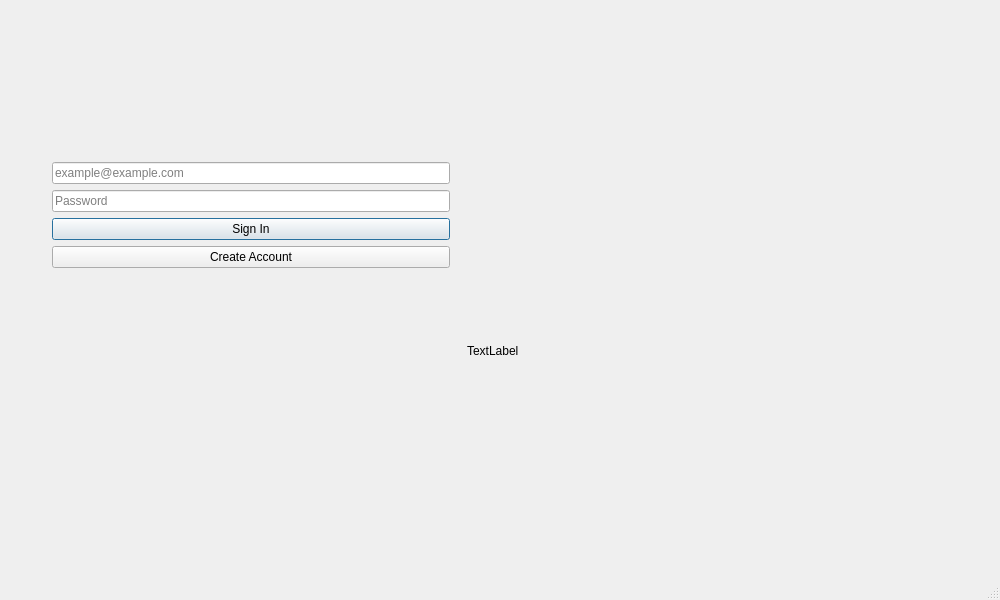
This is forms/LoginWindow.ui in HyprSpark/Social-Media as Qt 5 draws it before an edit. The edited form follows.
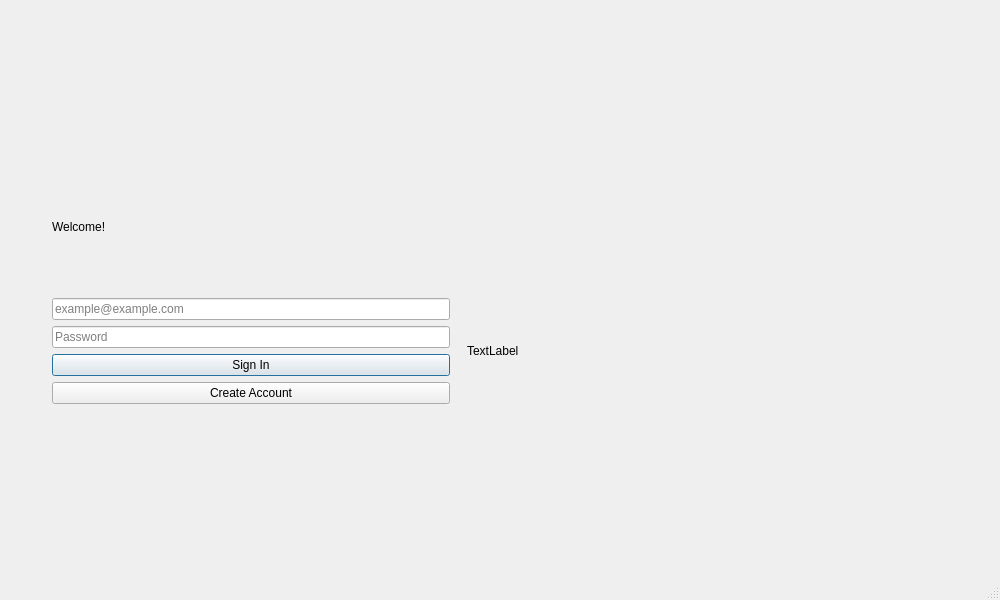
This is the edited form.

Commit message: Added functioning account adding and login features

Diff of the .ui file:
```diff
--- a/forms/LoginWindow.ui
+++ b/forms/LoginWindow.ui
@@ -66,6 +66,16 @@
         </size>
        </property>
        <layout class="QVBoxLayout" name="verticalLayout">
+        <item>
+         <widget class="QLabel" name="welcomeLabel">
+          <property name="text">
+           <string>Welcome!</string>
+          </property>
+          <property name="scaledContents">
+           <bool>false</bool>
+          </property>
+         </widget>
+        </item>
         <item>
          <widget class="QLineEdit" name="emailEdit">
           <property name="inputMask">
```
The commit also changes 5 other files.
